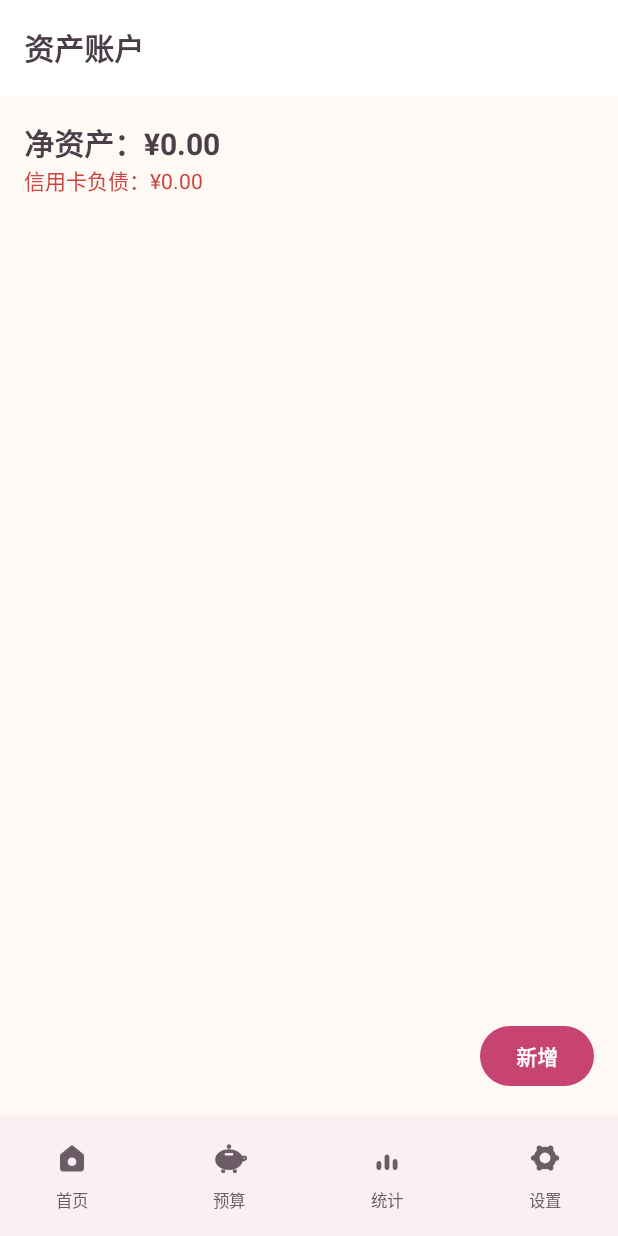
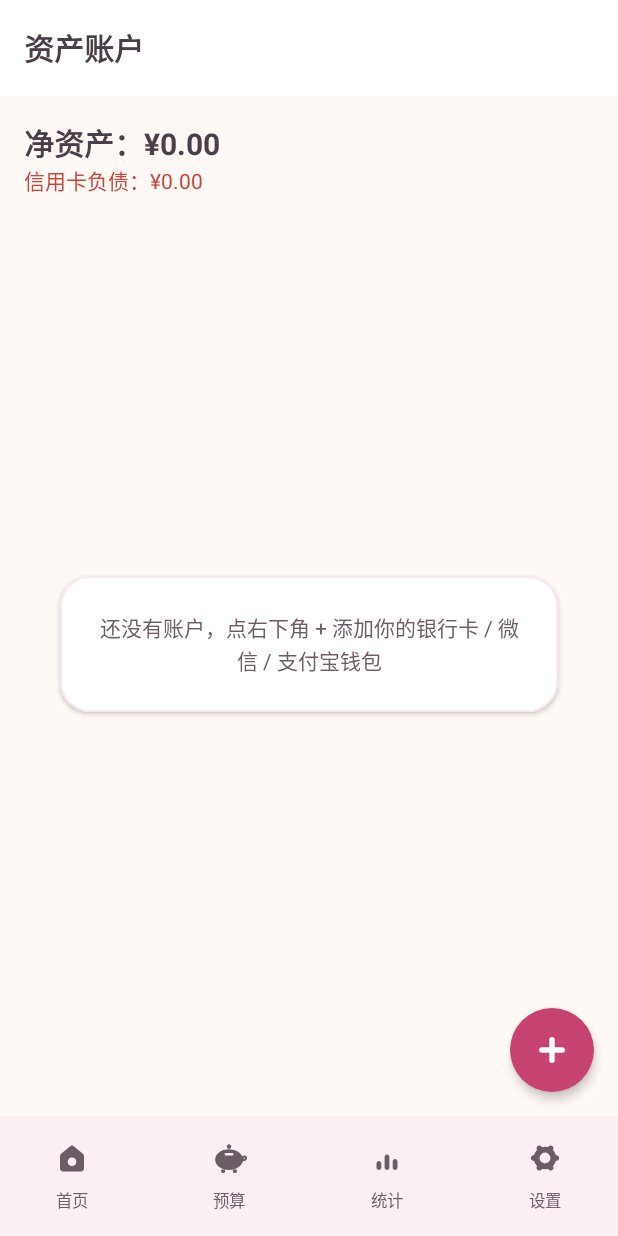
Before and after one commit to GT-l/bookkeeper-app, an Android app built with Jetpack Compose: the AccountListScreen screen opened through its navigation route, on a phone screen of 412 x 824 dp. Run offline under Robolectric (Android 15) with nearby library versions, the phone set to English and light mode, and no system bars; our stand-ins replace Dagger/Hilt's generated code, Room's generated code, Timber; 3 statements that could not run were skipped.

Commit message:
fix: 资产账户创建入口改为醒目FAB+空列表引导文案

```diff
--- a/app/src/main/java/com/azu/bookkeeper/ui/account/AccountListScreen.kt
+++ b/app/src/main/java/com/azu/bookkeeper/ui/account/AccountListScreen.kt
@@ -7,10 +7,14 @@ import androidx.compose.foundation.layout.fillMaxWidth
 import androidx.compose.foundation.layout.padding
 import androidx.compose.foundation.lazy.LazyColumn
 import androidx.compose.foundation.lazy.items
+import androidx.compose.foundation.shape.CircleShape
 import androidx.compose.material3.AlertDialog
 import androidx.compose.material3.Button
 import androidx.compose.material3.Divider
 import androidx.compose.material3.ExperimentalMaterial3Api
+import androidx.compose.material3.FloatingActionButton
+import androidx.compose.material3.FloatingActionButtonDefaults
+import androidx.compose.material3.Icon
 import androidx.compose.material3.MaterialTheme
 import androidx.compose.material3.OutlinedButton
 import androidx.compose.material3.OutlinedTextField
@@ -23,12 +27,15 @@ import androidx.compose.runtime.mutableStateOf
 import androidx.compose.runtime.remember
 import androidx.compose.runtime.setValue
 import androidx.compose.ui.Modifier
+import androidx.compose.ui.res.painterResource
 import androidx.compose.ui.unit.dp
 import androidx.hilt.navigation.compose.hiltViewModel
 import androidx.lifecycle.compose.collectAsStateWithLifecycle
 import androidx.navigation.NavController
+import com.azu.bookkeeper.R
 import com.azu.bookkeeper.core.Money
 import com.azu.bookkeeper.domain.model.Account
+import com.azu.bookkeeper.ui.common.EmptyState
 import com.azu.bookkeeper.ui.navigation.Screen
 import com.azu.bookkeeper.ui.theme.ExpenseRed
 
@@ -45,7 +52,22 @@ fun AccountListScreen(
     Scaffold(
         topBar = { TopAppBar(title = { Text("资产账户") }) },
         floatingActionButton = {
-            Button(onClick = { navController.navigate(Screen.accountEdit(0L)) }) { Text("新增") }
+            // 醒目的可爱风「+」悬浮按钮：创建账户的唯一入口，避免被误认为普通小按钮而找不到
+            FloatingActionButton(
+                onClick = { navController.navigate(Screen.accountEdit(0L)) },
+                shape = CircleShape,
+                containerColor = MaterialTheme.colorScheme.primary,
+                contentColor = MaterialTheme.colorScheme.onPrimary,
+                elevation = FloatingActionButtonDefaults.elevation(
+                    defaultElevation = 4.dp,
+                    pressedElevation = 2.dp
+                )
+            ) {
+                Icon(
+                    painter = painterResource(R.drawable.ic_fab_add),
+                    contentDescription = "新增账户"
+                )
+            }
         }
     ) { padding ->
         Column(modifier = Modifier.fillMaxSize().padding(padding).padding(16.dp)) {
@@ -57,7 +79,11 @@ fun AccountListScreen(
             )
             state.message?.let { Text(it, color = MaterialTheme.colorScheme.primary) }
 
-            LazyColumn(modifier = Modifier.padding(top = 12.dp)) {
+            if (state.accounts.isEmpty()) {
+                // 空态引导：告诉用户账户从这里创建
+                EmptyState(message = "还没有账户，点右下角 + 添加你的银行卡 / 微信 / 支付宝钱包")
+            } else {
+                LazyColumn(modifier = Modifier.padding(top = 12.dp)) {
                 items(items = state.accounts, key = { it.accountId }) { account ->
                     Row(modifier = Modifier.fillMaxWidth().padding(vertical = 10.dp)) {
                         Column(modifier = Modifier.weight(1f)) {
@@ -77,6 +103,7 @@ fun AccountListScreen(
                         ) { Text("编辑") }
                     }
                     Divider()
+                }
                 }
             }
         }
```
